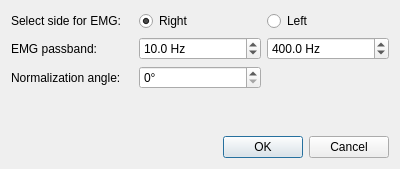
Before: the Qt Designer form gaitutils/nexus_scripts/tardieu_load_dialog.ui in NCH-Motion-Laboratory/gaitutils, drawn with Qt 5.
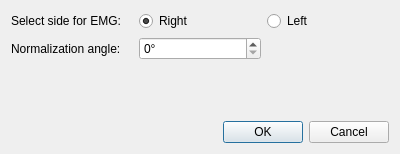
After: the same form once the commit is applied.

Patch:
```diff
--- a/gaitutils/nexus_scripts/tardieu_load_dialog.ui
+++ b/gaitutils/nexus_scripts/tardieu_load_dialog.ui
@@ -7,7 +7,7 @@
     <x>0</x>
     <y>0</y>
     <width>400</width>
-    <height>169</height>
+    <height>154</height>
    </rect>
   </property>
   <property name="windowTitle">
@@ -16,7 +16,7 @@
   <layout class="QVBoxLayout" name="verticalLayout">
    <item>
     <layout class="QGridLayout" name="gridLayout">
-     <item row="2" column="1">
+     <item row="1" column="1">
       <widget class="QSpinBox" name="spNormAngle">
        <property name="suffix">
         <string>°</string>
@@ -50,52 +50,13 @@
        </property>
       </widget>
      </item>
-     <item row="2" column="0">
+     <item row="1" column="0">
       <widget class="QLabel" name="label_2">
        <property name="text">
         <string>Normalization angle:</string>
        </property>
       </widget>
      </item>
-     <item row="1" column="0">
-      <widget class="QLabel" name="label_3">
-       <property name="text">
-        <string>EMG passband:</string>
-       </property>
-      </widget>
-     </item>
-     <item row="1" column="1">
-      <widget class="QDoubleSpinBox" name="spEMGLow">
-       <property name="suffix">
-        <string> Hz</string>
-       </property>
-       <property name="decimals">
-        <number>1</number>
-       </property>
-       <property name="maximum">
-        <double>5000.000000000000000</double>
-       </property>
-       <property name="value">
-        <double>10.000000000000000</double>
-       </property>
-      </widget>
-     </item>
-     <item row="1" column="2">
-      <widget class="QDoubleSpinBox" name="spEMGHigh">
-       <property name="suffix">
-        <string> Hz</string>
-       </property>
-       <property name="decimals">
-        <number>1</number>
-       </property>
-       <property name="maximum">
-        <double>5000.000000000000000</double>
-       </property>
-       <property name="value">
-        <double>400.000000000000000</double>
-       </property>
-      </widget>
-     </item>
     </layout>
    </item>
    <item>
```
